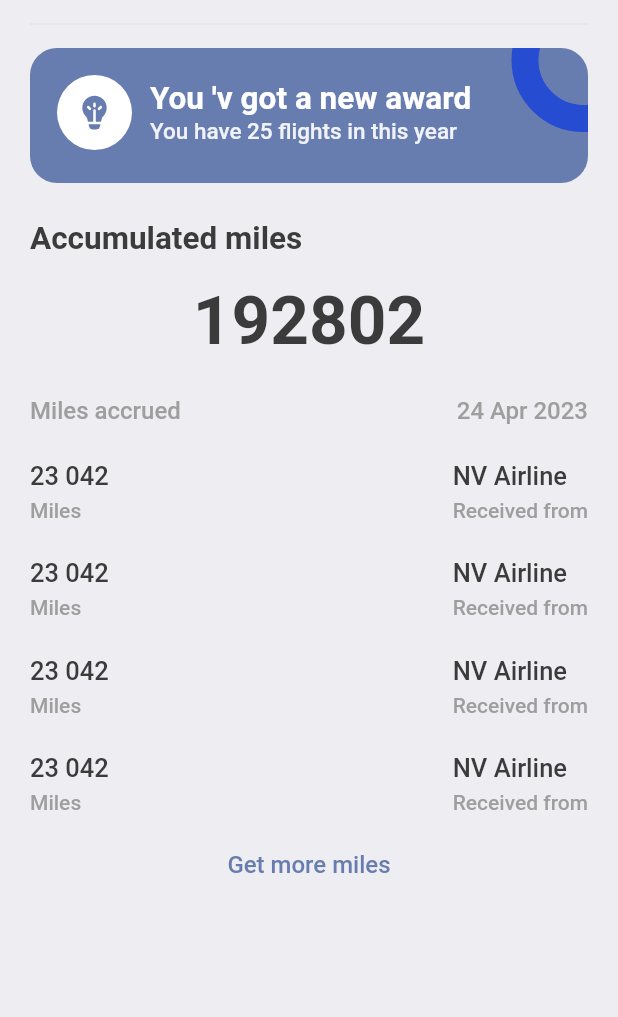
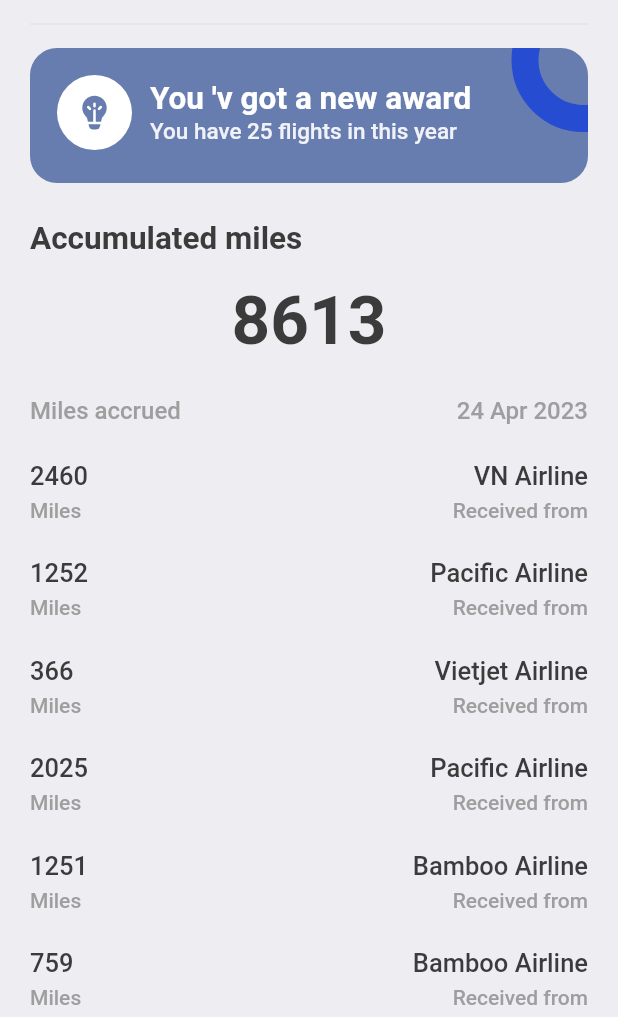
Before and after one commit to nhuthq/booktickets_flutter, a Flutter app: the ProfileScreen screen opened directly, on a phone screen of 412 x 824 dp, the part 219-1236 px from its top. Run offline on Flutter 3.47's test engine with Material 2 defaults, Android fonts, the phone set to English and light mode, and no system bars; our stand-ins replace barcode_widget, fluentui_system_icons, gap, get.

Commit message:
add Provider + Local data

```diff
--- /dev/null
+++ b/booktickets/lib/screens/ProfileScreen/profile_provider.dart
@@ -0,0 +1,16 @@
+import 'package:booktickets/utils/app_info_list.dart';
+import 'package:flutter/widgets.dart';
+
+class ProfileProvider extends ChangeNotifier {
+  final _flightHistories = flightHistoryList;
+
+  num getTotalMile() {
+    num totalMiles = 0;
+    _flightHistories.forEach((element) {
+      totalMiles += element['miles'];
+    });
+    return totalMiles;
+  }
+
+  List<Map<String, dynamic>> getFlightHistories() => _flightHistories;
+}
--- a/booktickets/lib/screens/profile_screen.dart
+++ b/booktickets/lib/screens/ProfileScreen/profile_screen.dart
@@ -1,15 +1,22 @@
+import 'package:booktickets/screens/ProfileScreen/profile_provider.dart';
 import 'package:booktickets/utils/app_layout.dart';
 import 'package:booktickets/utils/app_styles.dart';
+import 'package:booktickets/widgets/flight_history_widget.dart';
 import 'package:booktickets/widgets/ticket_info_widget.dart';
 import 'package:fluentui_system_icons/fluentui_system_icons.dart';
 import 'package:flutter/material.dart';
 import 'package:gap/gap.dart';
+import 'package:provider/provider.dart';
 
 class ProfileScreen extends StatelessWidget {
   const ProfileScreen({super.key});
 
   @override
   Widget build(BuildContext context) {
+    final provider = Provider.of<ProfileProvider>(context, listen: false);
+    final totalMiles = provider.getTotalMile();
+    final historyList = provider.getFlightHistories();
+
     return Scaffold(
       backgroundColor: Styles.bgColor,
       body: ListView(
@@ -188,7 +195,7 @@ class ProfileScreen extends StatelessWidget {
               children: [
                 Gap(AppLayout.getHeight(15)),
                 Text(
-                  "192802",
+                  totalMiles.toString(),
                   style: TextStyle(
                     fontSize: 45,
                     fontWeight: FontWeight.w600,
@@ -211,77 +218,11 @@ class ProfileScreen extends StatelessWidget {
                     )
                   ],
                 ),
-                Gap(AppLayout.getHeight(24)),
-                Row(
-                  mainAxisAlignment: MainAxisAlignment.spaceBetween,
-                  children: const [
-                    TicketInfoWidget(
-                      title: "Miles",
-                      value: "23 042",
-                      isColor: false,
-                      alignment: CrossAxisAlignment.start,
-                    ),
-                    TicketInfoWidget(
-                      title: "Received from",
-                      value: "NV Airline",
-                      isColor: false,
-                      alignment: CrossAxisAlignment.start,
-                    )
-                  ],
-                ),
-                Gap(AppLayout.getHeight(24)),
-                Row(
-                  mainAxisAlignment: MainAxisAlignment.spaceBetween,
-                  children: const [
-                    TicketInfoWidget(
-                      title: "Miles",
-                      value: "23 042",
-                      isColor: false,
-                      alignment: CrossAxisAlignment.start,
-                    ),
-                    TicketInfoWidget(
-                      title: "Received from",
-                      value: "NV Airline",
-                      isColor: false,
-                      alignment: CrossAxisAlignment.start,
-                    )
-                  ],
-                ),
-                Gap(AppLayout.getHeight(24)),
-                Row(
-                  mainAxisAlignment: MainAxisAlignment.spaceBetween,
-                  children: const [
-                    TicketInfoWidget(
-                      title: "Miles",
-                      value: "23 042",
-                      isColor: false,
-                      alignment: CrossAxisAlignment.start,
-                    ),
-                    TicketInfoWidget(
-                      title: "Received from",
-                      value: "NV Airline",
-                      isColor: false,
-                      alignment: CrossAxisAlignment.start,
-                    )
-                  ],
-                ),
-                Gap(AppLayout.getHeight(24)),
-                Row(
-                  mainAxisAlignment: MainAxisAlignment.spaceBetween,
-                  children: const [
-                    TicketInfoWidget(
-                      title: "Miles",
-                      value: "23 042",
-                      isColor: false,
-                      alignment: CrossAxisAlignment.start,
-                    ),
-                    TicketInfoWidget(
-                      title: "Received from",
-                      value: "NV Airline",
-                      isColor: false,
-                      alignment: CrossAxisAlignment.start,
-                    )
-                  ],
+                Column(
+                  children: historyList
+                      .map((historyItem) =>
+                          FlightHistoryWidget(flightHistory: historyItem))
+                      .toList(),
                 ),
                 Gap(AppLayout.getHeight(24)),
                 InkWell(
--- a/booktickets/lib/screens/bottom_bar.dart
+++ b/booktickets/lib/screens/bottom_bar.dart
@@ -1,9 +1,11 @@
+import 'package:booktickets/screens/ProfileScreen/profile_provider.dart';
 import 'package:booktickets/screens/home_screen.dart';
-import 'package:booktickets/screens/profile_screen.dart';
+import 'package:booktickets/screens/ProfileScreen/profile_screen.dart';
 import 'package:booktickets/screens/search_screen.dart';
 import 'package:booktickets/screens/tickets_screen.dart';
 import 'package:flutter/material.dart';
 import 'package:fluentui_system_icons/fluentui_system_icons.dart';
+import 'package:provider/provider.dart';
 
 class BottomBar extends StatefulWidget {
   const BottomBar({super.key});
@@ -30,8 +32,13 @@ class _BottomBarState extends State<BottomBar> {
   @override
   Widget build(BuildContext context) {
     return Scaffold(
-      body: Center(
-        child: _widgetOptions[_selectedTabIndex],
+      body: MultiProvider(
+        providers: [
+          ChangeNotifierProvider(create: (_) => ProfileProvider()),
+        ],
+        child: Center(
+          child: _widgetOptions[_selectedTabIndex],
+        ),
       ),
       bottomNavigationBar: BottomNavigationBar(
         currentIndex: _selectedTabIndex,
--- a/booktickets/lib/utils/app_info_list.dart
+++ b/booktickets/lib/utils/app_info_list.dart
@@ -49,3 +49,35 @@ List<Map<String, dynamic>> ticketList = [
     'number': '23B',
   },
 ];
+
+
+List<Map<String, dynamic>> flightHistoryList = [
+  {
+    'miles': 2460,
+    'airline': 'VN Airline',
+  },
+  {
+    'miles': 1252,
+    'airline': 'Pacific Airline',
+  },
+  {
+    'miles': 366,
+    'airline': 'Vietjet Airline',
+  },
+  {
+    'miles': 2025,
+    'airline': 'Pacific Airline',
+  },
+  {
+    'miles': 1251,
+    'airline': 'Bamboo Airline',
+  },
+  {
+    'miles': 759,
+    'airline': 'Bamboo Airline',
+  },
+  {
+    'miles': 500,
+    'airline': 'Pacific Airline',
+  },
+];
--- /dev/null
+++ b/booktickets/lib/widgets/flight_history_widget.dart
@@ -0,0 +1,31 @@
+import 'package:booktickets/widgets/ticket_info_widget.dart';
+import 'package:flutter/material.dart';
+
+class FlightHistoryWidget extends StatelessWidget {
+  final Map<String, dynamic> flightHistory;
+  const FlightHistoryWidget({super.key, required this.flightHistory});
+
+  @override
+  Widget build(BuildContext context) {
+    return Container(
+      padding: const EdgeInsets.only(top: 24),
+      child: Row(
+        mainAxisAlignment: MainAxisAlignment.spaceBetween,
+        children: [
+          TicketInfoWidget(
+            title: "Miles",
+            value: flightHistory['miles'].toString(),
+            isColor: false,
+            alignment: CrossAxisAlignment.start,
+          ),
+          TicketInfoWidget(
+            title: "Received from",
+            value: flightHistory['airline'],
+            isColor: false,
+            alignment: CrossAxisAlignment.end,
+          )
+        ],
+      ),
+    );
+  }
+}
--- a/booktickets/pubspec.yaml
+++ b/booktickets/pubspec.yaml
@@ -39,6 +39,7 @@ dependencies:
   gap: ^2.0.0
   auto_size_text: ^3.0.0
   barcode_widget:
+  provider: ^6.0.5
 
 dev_dependencies:
   flutter_test:
```
Also changed, not shown: booktickets/pubspec.lock.
